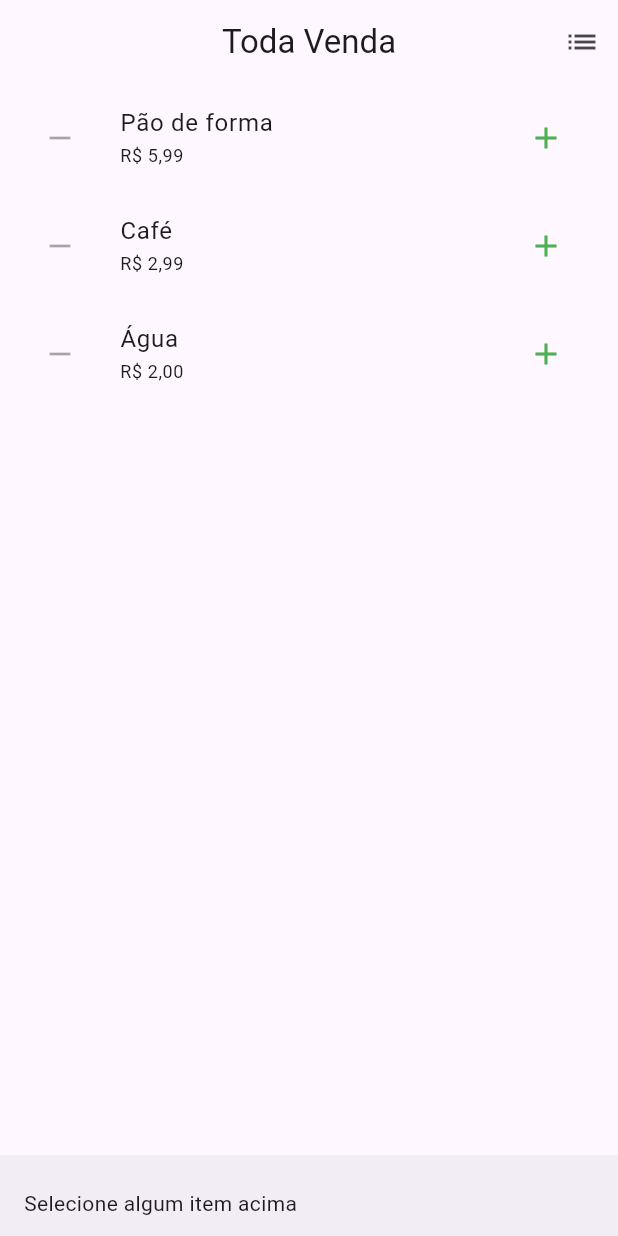
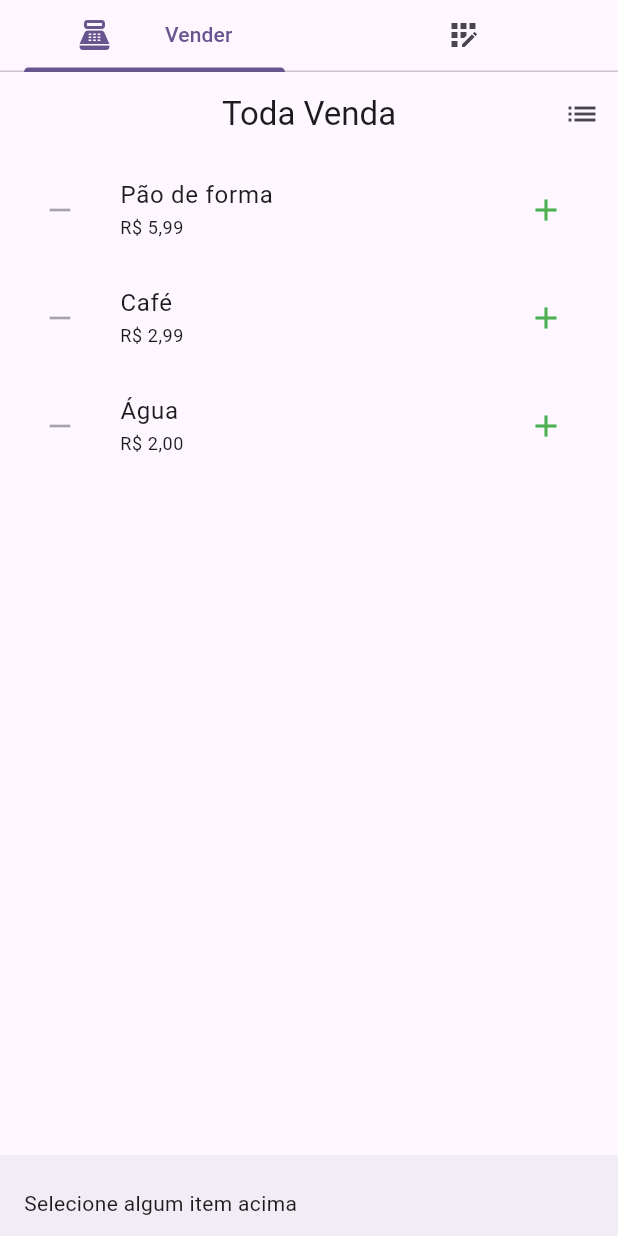
Before and after one commit to leandrofabianjr/todavenda, a Flutter app: the screen it shows after launch, on a phone screen of 412 x 824 dp. Run offline on Flutter 3.47's test engine with Material 2 defaults, Android fonts, the phone set to English and light mode, and no system bars; our stand-ins replace bloc, equatable, flutter_bloc, go_router.

Commit message:
Criando menu com tabs no app e reorganizando arquivos app

```diff
--- /dev/null
+++ b/lib/app/app.dart
@@ -0,0 +1,52 @@
+import 'package:flutter/material.dart';
+import 'package:flutter_bloc/flutter_bloc.dart';
+import 'package:todavenda/app/app_router.dart';
+import 'package:todavenda/cart/cart.dart';
+import 'package:todavenda/products/products.dart';
+import 'package:todavenda/sales/sales.dart';
+
+export 'app_bloc_observer.dart';
+
+class App extends StatelessWidget {
+  const App({super.key});
+
+  @override
+  Widget build(BuildContext context) {
+    return MultiRepositoryProvider(
+      providers: [
+        RepositoryProvider.value(
+          // ignore: unnecessary_cast
+          value: ProductRepositoryMock() as ProductRepository,
+        ),
+        RepositoryProvider.value(
+          // ignore: unnecessary_cast
+          value: SalesRepositoryMock() as SalesRepository,
+        ),
+      ],
+      child: BlocProvider(
+        create: (context) => CartBloc(
+          productRepository: context.read<ProductRepository>(),
+          salesRepository: context.read<SalesRepository>(),
+        )..add(const CartStarted()),
+        child: const AppView(),
+      ),
+    );
+  }
+}
+
+class AppView extends StatelessWidget {
+  const AppView({super.key});
+
+  @override
+  Widget build(BuildContext context) {
+    return MaterialApp.router(
+      debugShowCheckedModeBanner: false,
+      title: 'Toda Venda',
+      theme: ThemeData(
+        colorScheme: ColorScheme.fromSeed(seedColor: Colors.deepPurple),
+        useMaterial3: true,
+      ),
+      routerConfig: AppRouter.routerConfig,
+    );
+  }
+}
--- /dev/null
+++ b/lib/app/app_menu.dart
@@ -0,0 +1,128 @@
+import 'package:collection/collection.dart';
+import 'package:flutter/material.dart';
+import 'package:go_router/go_router.dart';
+
+enum AppMenuTab {
+  cart,
+  registers,
+}
+
+extension AppMenuTabX on AppMenuTab {
+  Tab buildTab(AppMenuTab currentTab) {
+    switch (this) {
+      case AppMenuTab.cart:
+        return Tab(
+          child: Row(
+            mainAxisAlignment: MainAxisAlignment.spaceEvenly,
+            children: [
+              const Icon(Icons.point_of_sale),
+              if (this == currentTab) const Text('Vender')
+            ],
+          ),
+        );
+      case AppMenuTab.registers:
+        return Tab(
+          child: Row(
+            mainAxisAlignment: MainAxisAlignment.spaceEvenly,
+            children: [
+              const Icon(Icons.app_registration),
+              if (this == currentTab) const Text('Cadastros')
+            ],
+          ),
+        );
+    }
+  }
+
+  String get route => switch (this) {
+        AppMenuTab.cart => '/carrinho',
+        AppMenuTab.registers => '/produtos',
+      };
+
+  int get tabIndex => AppMenuTab.values.indexOf(this);
+
+  static AppMenuTab fromIndex(int tabIndex) => AppMenuTab.values[tabIndex];
+
+  static String routeFromIndex(int tabIndex) => fromIndex(tabIndex).route;
+
+  static AppMenuTab? fromRoute(String route) =>
+      AppMenuTab.values.firstWhereOrNull((t) => t.route == "/$route");
+}
+
+class AppMenu extends StatefulWidget {
+  const AppMenu({
+    super.key,
+    required this.child,
+    required this.currentRoute,
+  });
+
+  final AppMenuChild child;
+  final String currentRoute;
+
+  @override
+  State<AppMenu> createState() => _AppMenuViewState();
+}
+
+class _AppMenuViewState extends State<AppMenu> with TickerProviderStateMixin {
+  late final TabController _controller;
+
+  AppMenuTab get currentTab =>
+      AppMenuTabX.fromRoute(widget.currentRoute) ?? AppMenuTab.cart;
+
+  @override
+  void initState() {
+    super.initState();
+    _controller = TabController(
+      length: 2,
+      vsync: this,
+      initialIndex: currentTab.tabIndex,
+    );
+  }
+
+  @override
+  void dispose() {
+    _controller.dispose();
+    super.dispose();
+  }
+
+  @override
+  void didUpdateWidget(AppMenu oldWidget) {
+    super.didUpdateWidget(oldWidget);
+    _controller.index = currentTab.tabIndex;
+  }
+
+  @override
+  Widget build(BuildContext context) {
+    return Scaffold(
+      body: widget.child,
+      appBar: AppBar(
+        toolbarHeight: 0,
+        bottom: TabBar(
+          controller: _controller,
+          tabs: AppMenuTab.values.map((e) => e.buildTab(currentTab)).toList(),
+          onTap: (index) => context.go(AppMenuTabX.routeFromIndex(index)),
+        ),
+      ),
+    );
+  }
+}
+
+class AppMenuChild extends StatefulWidget {
+  const AppMenuChild({super.key, required this.child});
+
+  final Widget child;
+
+  @override
+  State<AppMenuChild> createState() => _AppMenuChildState();
+}
+
+class _AppMenuChildState extends State<AppMenuChild>
+    with AutomaticKeepAliveClientMixin {
+  @override
+  Widget build(BuildContext context) {
+    super.build(context);
+    return widget.child;
+  }
+
+  @override
+  bool get wantKeepAlive => true;
+}
--- /dev/null
+++ b/lib/app/app_router.dart
@@ -0,0 +1,68 @@
+import 'package:flutter/material.dart';
+import 'package:go_router/go_router.dart';
+import 'package:todavenda/app/app_menu.dart';
+import 'package:todavenda/cart/cart.dart';
+import 'package:todavenda/cart/pages/cart_page/cart_finalizing_page.dart';
+import 'package:todavenda/products/products.dart';
+
+final GlobalKey<NavigatorState> _rootNavigatorKey = GlobalKey<NavigatorState>();
+
+class AppRouter {
+  static get routerConfig {
+    return GoRouter(
+      navigatorKey: _rootNavigatorKey,
+      initialLocation: '/carrinho',
+      routes: [
+        ShellRoute(
+          builder: (context, state, child) {
+            return AppMenu(
+              key: state.pageKey,
+              currentRoute: state.uri.pathSegments.first,
+              child: AppMenuChild(child: child),
+            );
+          },
+          routes: [
+            GoRoute(
+              path: '/carrinho',
+              builder: (context, state) => const CartPage(),
+              routes: [
+                GoRoute(
+                  path: 'confirmacao',
+                  builder: (context, state) => const CartCheckoutPage(),
+                ),
+                GoRoute(
+                  path: 'pagamento',
+                  builder: (context, state) => const CartPaymentPage(),
+                ),
+                GoRoute(
+                  path: 'finalizado',
+                  builder: (context, state) => const CartFinalizingPage(),
+                ),
+              ],
+            ),
+            GoRoute(
+              path: '/produtos',
+              builder: (context, state) => const ProductListPage(),
+              routes: [
+                GoRoute(
+                  path: 'categorias/cadastrar',
+                  builder: (context, state) => const ProductCategoryFormPage(),
+                ),
+                GoRoute(
+                  path: 'cadastrar',
+                  builder: (context, state) => const ProductFormPage(),
+                ),
+                GoRoute(
+                  path: ':uuid',
+                  builder: (context, state) => ProductPage(
+                    uuid: state.pathParameters['uuid']!,
+                  ),
+                ),
+              ],
+            ),
+          ],
+        ),
+      ],
+    );
+  }
+}
--- a/lib/main.dart
+++ b/lib/main.dart
@@ -1,102 +1,9 @@
 import 'package:flutter/material.dart';
 import 'package:flutter_bloc/flutter_bloc.dart';
-import 'package:go_router/go_router.dart';
-import 'package:todavenda/app_bloc_observer.dart';
-import 'package:todavenda/cart/cart.dart';
-import 'package:todavenda/cart/pages/cart_page/cart_finalizing_page.dart';
-import 'package:todavenda/products/products.dart';
-import 'package:todavenda/sales/sales.dart';
+import 'package:todavenda/app/app.dart';
 
 void main() {
   WidgetsFlutterBinding.ensureInitialized();
   Bloc.observer = const AppBlocObserver();
   runApp(const App());
 }
-
-class App extends StatelessWidget {
-  const App({super.key});
-
-  @override
-  Widget build(BuildContext context) {
-    return MultiRepositoryProvider(
-      providers: [
-        RepositoryProvider.value(
-          // ignore: unnecessary_cast
-          value: ProductRepositoryMock() as ProductRepository,
-        ),
-        RepositoryProvider.value(
-          // ignore: unnecessary_cast
-          value: SalesRepositoryMock() as SalesRepository,
-        ),
-      ],
-      child: BlocProvider(
-        create: (context) => CartBloc(
-          productRepository: context.read<ProductRepository>(),
-          salesRepository: context.read<SalesRepository>(),
-        )..add(const CartStarted()),
-        child: const AppView(),
-      ),
-    );
-  }
-}
-
-class AppView extends StatelessWidget {
-  const AppView({super.key});
-
-  @override
-  Widget build(BuildContext context) {
-    return MaterialApp.router(
-      debugShowCheckedModeBanner: false,
-      title: 'Toda Venda',
-      theme: ThemeData(
-        colorScheme: ColorScheme.fromSeed(seedColor: Colors.deepPurple),
-        useMaterial3: true,
-      ),
-      routerConfig: _router,
-    );
-  }
-}
-
-final _router = GoRouter(
-  routes: [
-    GoRoute(path: '/', redirect: (context, state) => '/carrinho'),
-    GoRoute(
-      path: '/carrinho',
-      builder: (context, state) => const CartPage(),
-      routes: [
-        GoRoute(
-          path: 'confirmacao',
-          builder: (context, state) => const CartCheckoutPage(),
-        ),
-        GoRoute(
-          path: 'pagamento',
-          builder: (context, state) => const CartPaymentPage(),
-        ),
-        GoRoute(
-          path: 'finalizado',
-          builder: (context, state) => const CartFinalizingPage(),
-        ),
-      ],
-    ),
-    GoRoute(
-      path: '/produtos',
-      builder: (context, state) => const ProductListPage(),
-      routes: [
-        GoRoute(
-          path: 'categorias/cadastrar',
-          builder: (context, state) => const ProductCategoryFormPage(),
-        ),
-        GoRoute(
-          path: 'cadastrar',
-          builder: (context, state) => const ProductFormPage(),
-        ),
-        GoRoute(
-          path: ':uuid',
-          builder: (context, state) => ProductPage(
-            uuid: state.pathParameters['uuid']!,
-          ),
-        ),
-      ],
-    ),
-  ],
-);
--- a/pubspec.yaml
+++ b/pubspec.yaml
@@ -41,6 +41,7 @@ dependencies:
   uuid: ^3.0.7
   intl: ^0.18.1
   go_router: ^10.1.2
+  collection: ^1.17.2
 
 dev_dependencies:
   flutter_test:
```
Also changed, not shown: lib/app/app_bloc_observer.dart (renamed from lib/app_bloc_observer.dart), pubspec.lock, 1 other file.
